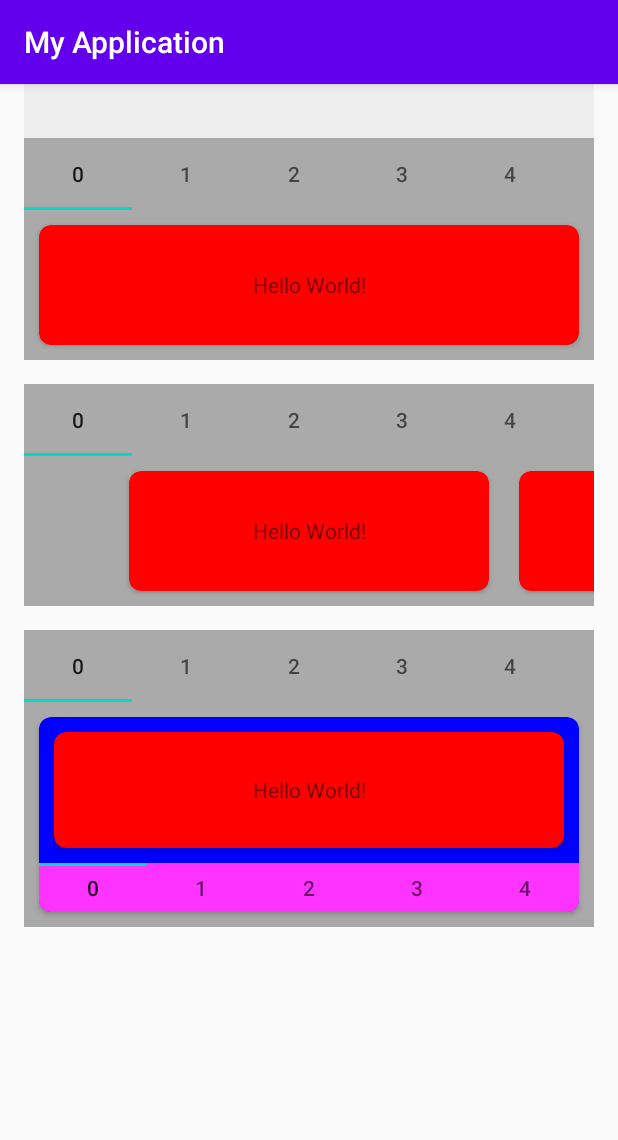
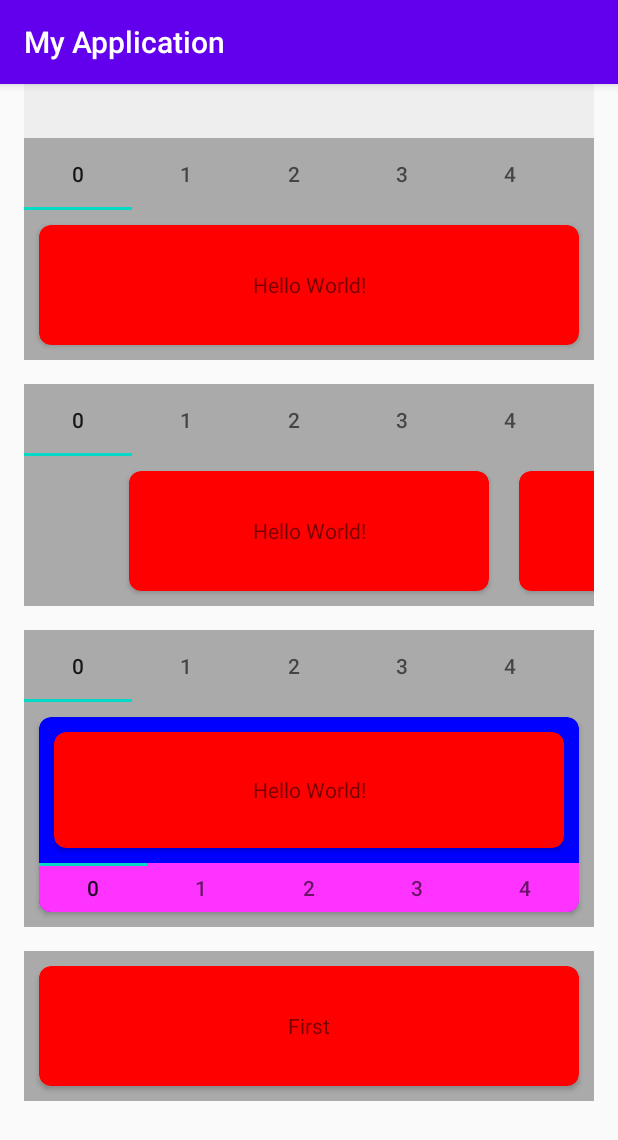
Before and after one commit to elye/demo_android_viewpager2_recyclerview, an Android app: the SecondActivity screen opened directly, with no data from a screen before it, on a phone screen of 412 x 824 dp. Shown: the top 1140 px of the screen. Run offline under Robolectric (Android 15) with nearby library versions, the phone set to English and light mode, and no system bars.

Commit message:
Add infinite viewpager 2

```diff
--- a/app/build.gradle
+++ b/app/build.gradle
@@ -8,7 +8,7 @@ android {
 
     defaultConfig {
         applicationId "com.elyeproj.myapplication"
-        minSdkVersion 21
+        minSdkVersion 23
         targetSdkVersion 30
         versionCode 1
         versionName "1.0"
--- /dev/null
+++ b/app/src/main/java/com/elyeproj/myapplication/InfiniteViewPager2.kt
@@ -0,0 +1,81 @@
+package com.elyeproj.myapplication
+
+import android.content.Context
+import android.util.AttributeSet
+import android.view.LayoutInflater
+import android.widget.FrameLayout
+import androidx.recyclerview.widget.LinearLayoutManager
+import androidx.recyclerview.widget.RecyclerView
+import androidx.recyclerview.widget.RecyclerView.Adapter
+import androidx.viewpager2.widget.ViewPager2
+
+class InfiniteViewPager2 @JvmOverloads constructor(
+    context: Context,
+    attrs: AttributeSet? = null,
+    defStyle: Int = 0,
+    defStyleRes: Int = 0
+) : FrameLayout(context, attrs, defStyle, defStyleRes) {
+
+    private val viewPager2: ViewPager2 by lazy {
+        findViewById(R.id.view_pager_infinite)
+    }
+
+    private val internalRecyclerView by lazy {
+        viewPager2.getChildAt(0) as RecyclerView
+    }
+
+    private var totalItemCount = 0
+
+    init {
+        LayoutInflater.from(context)
+            .inflate(R.layout.just_viewpager2, this, true)
+    }
+
+    fun <T : RecyclerView.ViewHolder> setAdapter(adapter: Adapter<T>) {
+        viewPager2.adapter = adapter
+        viewPager2.setCurrentItem(1, false)
+        totalItemCount = adapter.itemCount
+
+        internalRecyclerView.apply {
+            addOnScrollListener(
+                InfiniteScrollBehaviour(
+                    totalItemCount,
+                    layoutManager as LinearLayoutManager
+                )
+            )
+        }
+    }
+
+    fun addScrollListener(scrollListener: RecyclerView.OnScrollListener) {
+        internalRecyclerView.addOnScrollListener(scrollListener)
+    }
+
+    fun removeScrollListener(scrollListener: RecyclerView.OnScrollListener) {
+        internalRecyclerView.removeOnScrollListener(scrollListener)
+    }
+
+    fun getCurrentItem(): Int {
+        return when (viewPager2.currentItem) {
+            0 -> totalItemCount - 3
+            totalItemCount - 1 -> 0
+            else -> viewPager2.currentItem - 1
+        }
+    }
+
+    inner class InfiniteScrollBehaviour(
+        private val itemCount: Int,
+        private val layoutManager: LinearLayoutManager
+    ) : RecyclerView.OnScrollListener() {
+
+        override fun onScrolled(recyclerView: RecyclerView, dx: Int, dy: Int) {
+            super.onScrolled(recyclerView, dx, dy)
+            val firstItemVisible = layoutManager.findFirstVisibleItemPosition()
+            val lastItemVisible = layoutManager.findLastVisibleItemPosition()
+            if (firstItemVisible == (itemCount - 1) && dx > 0) {
+                recyclerView.scrollToPosition(1)
+            } else if (lastItemVisible == 0 && dx < 0) {
+                recyclerView.scrollToPosition(itemCount - 2)
+            }
+        }
+    }
+}
--- /dev/null
+++ b/app/src/main/java/com/elyeproj/myapplication/InfiniteViewPager2Adaptor.kt
@@ -0,0 +1,28 @@
+package com.elyeproj.myapplication
+
+import android.view.LayoutInflater
+import android.view.ViewGroup
+import androidx.recyclerview.widget.RecyclerView
+import kotlinx.android.synthetic.main.list_item.view.*
+
+class InfiniteViewPager2Adaptor(itemListOriginal: List<String>) :
+    RecyclerView.Adapter<MyViewHolder>() {
+
+    private val itemList: List<String> = listOf(itemListOriginal.last() + "-Faked") +
+                itemListOriginal +
+                listOf(itemListOriginal.first() + "-Faked")
+
+    override fun onCreateViewHolder(parent: ViewGroup, viewType: Int): MyViewHolder {
+        val view = LayoutInflater.from(parent.context)
+            .inflate(R.layout.list_item_full_length, parent, false)
+        return MyViewHolder(view)
+    }
+
+    override fun onBindViewHolder(holder: MyViewHolder, position: Int) {
+        holder.itemView.txt_label.text = itemList[position]
+    }
+
+    override fun getItemCount(): Int {
+        return itemList.count()
+    }
+}
--- a/app/src/main/java/com/elyeproj/myapplication/MyViewHolder.kt
+++ b/app/src/main/java/com/elyeproj/myapplication/MyViewHolder.kt
@@ -2,5 +2,6 @@ package com.elyeproj.myapplication
 
 import android.view.View
 import androidx.recyclerview.widget.RecyclerView
+import kotlinx.android.synthetic.main.list_item.view.*
 
-class MyViewHolder(view: View) : RecyclerView.ViewHolder(view)
+class MyViewHolder(private val view: View) : RecyclerView.ViewHolder(view)
--- a/app/src/main/java/com/elyeproj/myapplication/SecondActivity.kt
+++ b/app/src/main/java/com/elyeproj/myapplication/SecondActivity.kt
@@ -2,6 +2,7 @@ package com.elyeproj.myapplication
 
 import android.annotation.SuppressLint
 import android.os.Bundle
+import android.util.Log
 import android.view.MotionEvent
 import androidx.appcompat.app.AppCompatActivity
 import androidx.recyclerview.widget.RecyclerView
@@ -57,6 +58,18 @@ class SecondActivity : AppCompatActivity() {
             tab.text = position.toString()
         }.attach()
 
+        infinite_view_pager2.apply {
+            setAdapter(InfiniteViewPager2Adaptor(listOf("First", "Second", "Third", "Last")))
+            addScrollListener(object : RecyclerView.OnScrollListener() {
+
+                override fun onScrollStateChanged(recyclerView: RecyclerView, newState: Int) {
+                    super.onScrollStateChanged(recyclerView, newState)
+                    if (newState == RecyclerView.SCROLL_STATE_IDLE) {
+                        Log.d("Tracking", "I am at item index ${getCurrentItem()}")
+                    }
+                }
+            })
+        }
     }
 
     private fun handleOnTouchEvent(event: MotionEvent): Boolean {
--- a/app/src/main/res/layout/activity_second.xml
+++ b/app/src/main/res/layout/activity_second.xml
@@ -88,4 +88,17 @@
         app:layout_constraintTop_toBottomOf="@id/view_pager_nested_tabs"
         app:layout_constraintLeft_toLeftOf="parent"
         app:layout_constraintRight_toRightOf="parent" />
+
+    <com.elyeproj.myapplication.InfiniteViewPager2
+        android:id="@+id/infinite_view_pager2"
+        android:layout_width="match_parent"
+        android:layout_marginTop="16dp"
+        android:layout_height="100dp"
+        android:layout_marginEnd="16dp"
+        android:layout_marginStart="16dp"
+        android:background="@android:color/darker_gray"
+        app:layout_constraintTop_toBottomOf="@id/view_pager_nested"
+        app:layout_constraintLeft_toLeftOf="parent"
+        app:layout_constraintRight_toRightOf="parent" />
+
 </androidx.constraintlayout.widget.ConstraintLayout>
--- /dev/null
+++ b/app/src/main/res/layout/just_viewpager2.xml
@@ -0,0 +1,5 @@
+<?xml version="1.0" encoding="utf-8"?>
+<androidx.viewpager2.widget.ViewPager2 xmlns:android="http://schemas.android.com/apk/res/android"
+    android:id="@+id/view_pager_infinite"
+    android:layout_width="match_parent"
+    android:layout_height="match_parent" />
--- a/app/src/main/res/layout/list_item.xml
+++ b/app/src/main/res/layout/list_item.xml
@@ -8,6 +8,7 @@
     card_view:cardCornerRadius="8dp">
 
     <TextView
+        android:id="@+id/txt_label"
         android:layout_width="match_parent"
         android:layout_height="match_parent"
         android:gravity="center"
--- a/app/src/main/res/layout/list_item_full_length.xml
+++ b/app/src/main/res/layout/list_item_full_length.xml
@@ -9,6 +9,7 @@
     card_view:cardCornerRadius="8dp">
 
     <TextView
+        android:id="@+id/txt_label"
         android:layout_width="match_parent"
         android:layout_height="match_parent"
         android:gravity="center"
--- a/app/src/main/res/layout/list_item_full_length_framelayout.xml
+++ b/app/src/main/res/layout/list_item_full_length_framelayout.xml
@@ -14,6 +14,7 @@
         card_view:cardCornerRadius="8dp">
 
         <TextView
+            android:id="@+id/txt_label"
             android:layout_width="match_parent"
             android:layout_height="match_parent"
             android:gravity="center"
```
